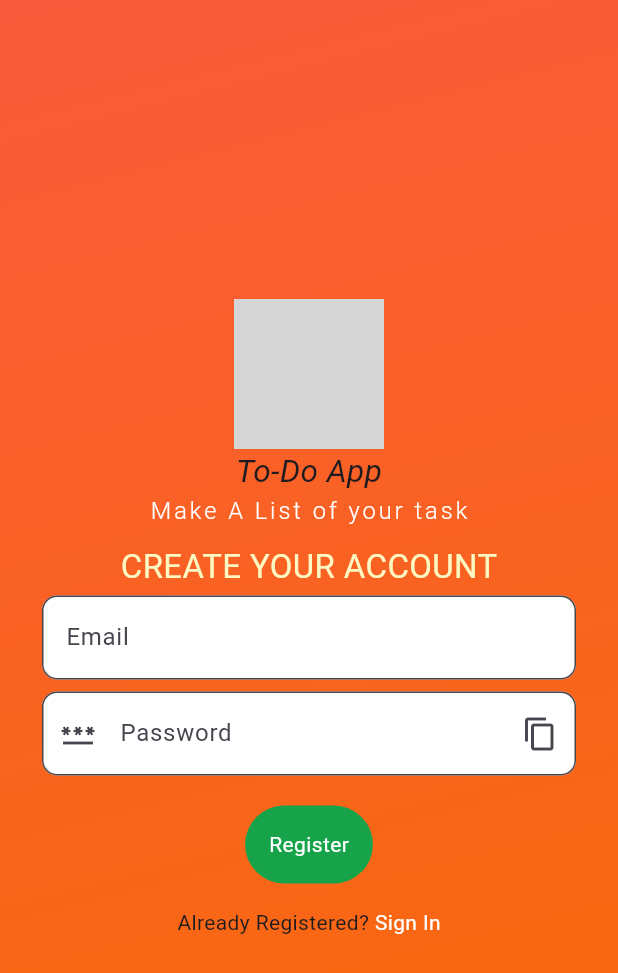
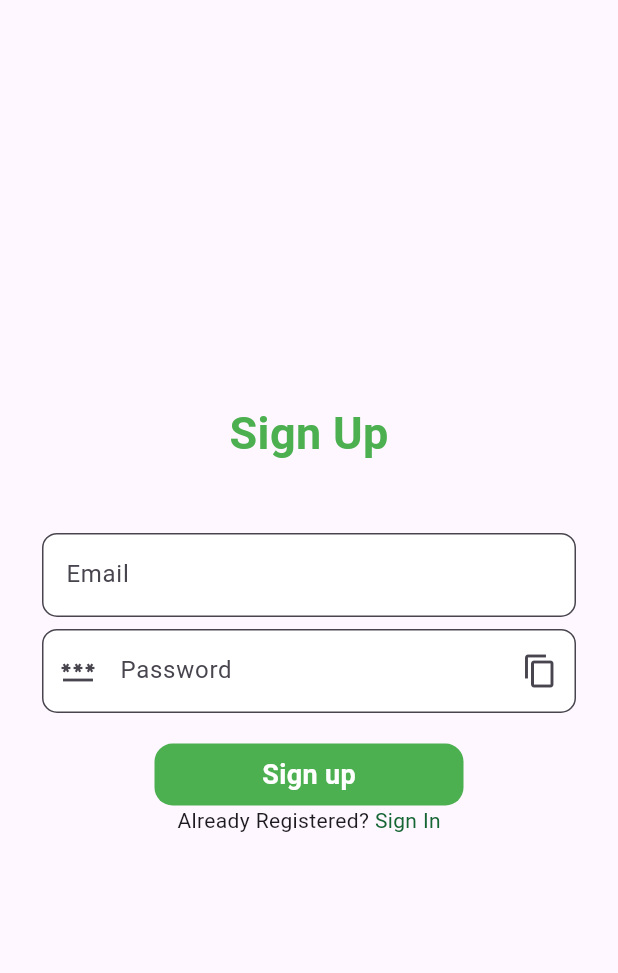
Before and after one commit to Hashimkhann1/to_do_app_mongodb, a Flutter app: the Registration screen opened directly, on a phone screen of 412 x 824 dp. Shown: the top 973 px of the screen. Run offline on Flutter 3.47's test engine with Material 3 defaults, Android fonts, the phone set to English and light mode, and no system bars; drawn by our look-alikes of velocity_x; our stand-ins replace jwt_decoder, shared_preferences; accounts and stored records are empty; network calls fail; grey boxes are pictures that could not be loaded.

Commit message:
ui is updated

```diff
--- a/frontend/lib/registration.dart
+++ b/frontend/lib/registration.dart
@@ -56,22 +56,14 @@ class _RegistrationState extends State<Registration> {
           width: MediaQuery.of(context).size.width,
           height: MediaQuery.of(context).size.height,
           decoration: const BoxDecoration(
-            gradient: LinearGradient(
-                colors: [Color(0XFFF95A3B),Color(0XFFF96713)],
-                begin: FractionalOffset.topLeft,
-                end: FractionalOffset.bottomCenter,
-                stops: [0.0,0.8],
-                tileMode: TileMode.mirror
-            ),
           ),
           child: Center(
             child: SingleChildScrollView(
               child: Column(
                 mainAxisAlignment: MainAxisAlignment.center,
                 children: <Widget>[
-                  CommonLogo(),
-                  const HeightBox(10),
-                  "CREATE YOUR ACCOUNT".text.size(22).yellow100.make(),
+                  Text("Sign Up" ,style: TextStyle(color: Colors.green,fontSize: 30,fontWeight: FontWeight.bold),),
+                  SizedBox(height: MediaQuery.sizeOf(context).height * 0.05,),
                   TextField(
                     controller: emailController,
                     keyboardType: TextInputType.text,
@@ -107,22 +99,28 @@ class _RegistrationState extends State<Registration> {
                         border: const OutlineInputBorder(
                             borderRadius: BorderRadius.all(Radius.circular(10.0)))),
                   ).p4().px24(),
-                  HStack([
-                    GestureDetector(
+                  SizedBox(height: MediaQuery.sizeOf(context).height * 0.02,),
+                  GestureDetector(
                       onTap: ()=>{
                         registerUser()
                       },
-                      child: VxBox(child: "Register".text.white.makeCentered().p16()).green600.roundedLg.make().px16().py16(),
-                    ),
-                  ]),
+                      child: Container(
+                          alignment: Alignment.center,
+                          width: MediaQuery.sizeOf(context).width * 0.50,
+                          height: MediaQuery.sizeOf(context).width * 0.10,
+                          decoration: BoxDecoration(
+                              borderRadius: BorderRadius.circular(12),
+                              color: Colors.green
+                          ),
+                          child: Text("Sign up",style: TextStyle(color: Colors.white,fontSize: 18,fontWeight:FontWeight.w600),))
+                  ),
                   GestureDetector(
                     onTap: (){
-                      print("Sign In");
                       Navigator.push(context, MaterialPageRoute(builder: (context)=>SignInPage()));
                     },
                     child: HStack([
                       "Already Registered?".text.make(),
-                      " Sign In".text.white.make()
+                      " Sign In".text.green800.make()
                     ]).centered(),
                   )
                 ],
```
